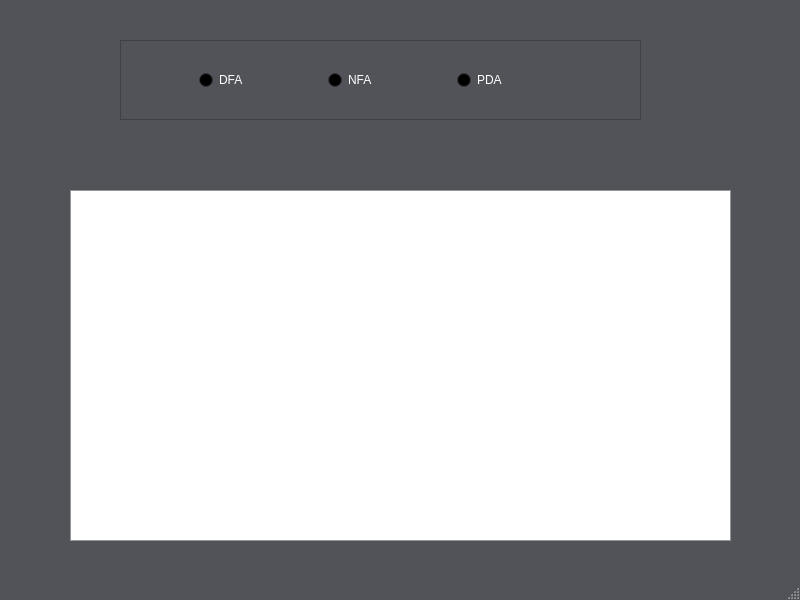
First picture: the form in FiniteStateMachinesApp/mainwindow.ui, repository noah2734/FiniteStateMachines, before the edit.
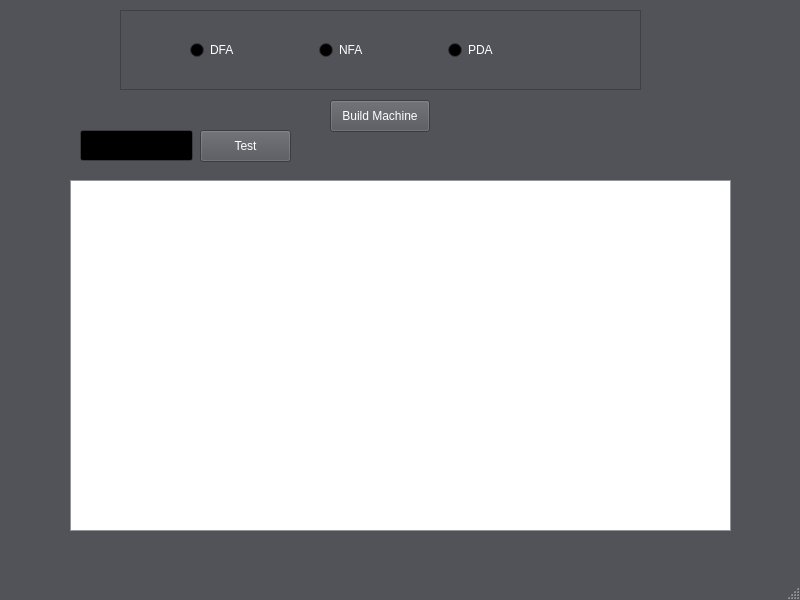
Second picture: the form after the edit.

The edit to the form file:
```diff
--- a/FiniteStateMachinesApp/mainwindow.ui
+++ b/FiniteStateMachinesApp/mainwindow.ui
@@ -460,7 +460,7 @@
     <property name="geometry">
      <rect>
       <x>70</x>
-      <y>190</y>
+      <y>180</y>
       <width>661</width>
       <height>351</height>
      </rect>
@@ -915,7 +915,7 @@
     <property name="geometry">
      <rect>
       <x>120</x>
-      <y>40</y>
+      <y>10</y>
       <width>521</width>
       <height>80</height>
      </rect>
@@ -929,7 +929,7 @@
     <widget class="QWidget" name="horizontalLayoutWidget">
      <property name="geometry">
       <rect>
-       <x>79</x>
+       <x>70</x>
        <y>0</y>
        <width>381</width>
        <height>80</height>
@@ -960,6 +960,42 @@
      </layout>
     </widget>
    </widget>
+   <widget class="QPushButton" name="BuildButton">
+    <property name="geometry">
+     <rect>
+      <x>330</x>
+      <y>100</y>
+      <width>100</width>
+      <height>32</height>
+     </rect>
+    </property>
+    <property name="text">
+     <string>Build Machine</string>
+    </property>
+   </widget>
+   <widget class="QLineEdit" name="lineEdit">
+    <property name="geometry">
+     <rect>
+      <x>80</x>
+      <y>130</y>
+      <width>113</width>
+      <height>31</height>
+     </rect>
+    </property>
+   </widget>
+   <widget class="QPushButton" name="TestButton">
+    <property name="geometry">
+     <rect>
+      <x>200</x>
+      <y>130</y>
+      <width>91</width>
+      <height>32</height>
+     </rect>
+    </property>
+    <property name="text">
+     <string>Test</string>
+    </property>
+   </widget>
   </widget>
   <widget class="QMenuBar" name="menubar">
    <property name="geometry">
```
Left out of the diff: 2 changed lines with no effect on the pictures.
